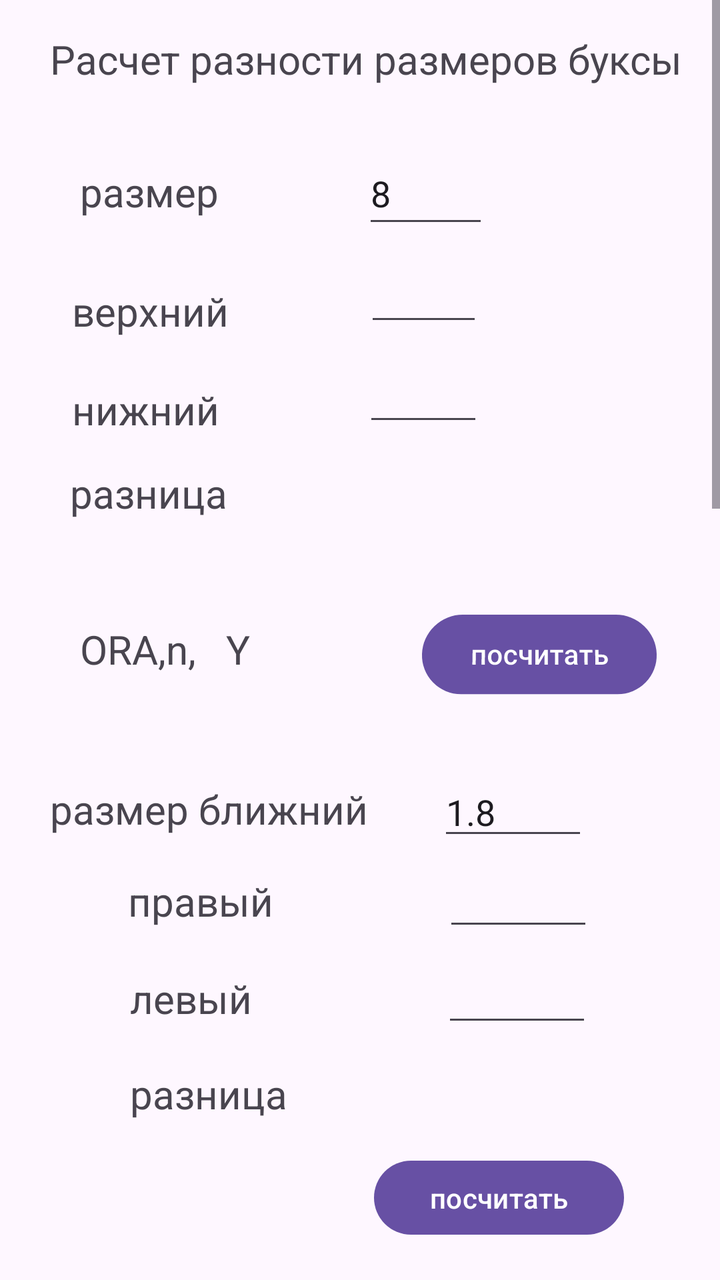
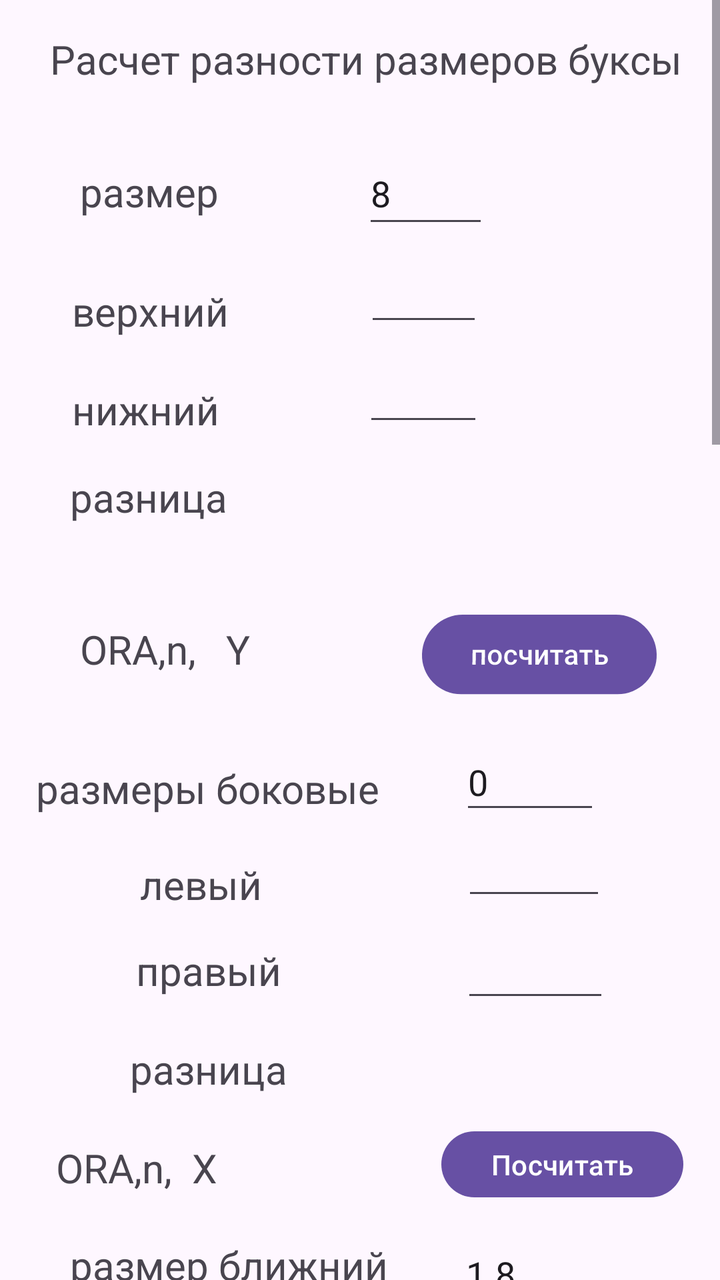

An Android layout rendered at two revisions. The XML below is the earlier revision; the diff shows what the commit changed to produce the second picture.
<!-- AndroidManifest.xml: application theme Theme.BUKSA -->
<!-- res/layout/activity_main.xml -->
<?xml version="1.0" encoding="utf-8"?>
<ScrollView xmlns:android="http://schemas.android.com/apk/res/android"
    xmlns:app="http://schemas.android.com/apk/res-auto"
    xmlns:tools="http://schemas.android.com/tools"
    android:id="@+id/main"
    android:layout_width="match_parent"
    android:layout_height="match_parent"
    tools:context=".MainActivity">


    <LinearLayout
        android:layout_width="match_parent"
        android:layout_height="match_parent"
        android:orientation="vertical"
        >


        <TextView
            android:id="@+id/textView"
            android:layout_width="350dp"
            android:layout_height="wrap_content"
            android:layout_marginTop="16dp"
            android:text="     Расчет разности размеров буксы"
            android:textSize="20sp"
            app:layout_constraintEnd_toEndOf="parent"
            app:layout_constraintHorizontal_bias="030"
            app:layout_constraintStart_toStartOf="parent"
            app:layout_constraintTop_toTopOf="parent" />

        <LinearLayout
            android:layout_width="match_parent"
            android:layout_height="match_parent"
            android:orientation="horizontal">

            <TextView
                android:id="@+id/textView2"
                android:layout_width="wrap_content"
                android:layout_height="wrap_content"
                android:layout_marginStart="40dp"
                android:layout_marginTop="28dp"
                android:text="размер"
                android:textSize="20sp"
                app:layout_constraintStart_toStartOf="parent"
                app:layout_constraintTop_toBottomOf="@+id/textView" />

            <EditText
                android:id="@+id/editTextNumberDecimal"
                android:layout_width="63dp"
                android:layout_height="48dp"
                android:layout_marginStart="72dp"
                android:layout_marginTop="28dp"
                android:ems="20"
                android:inputType="numberDecimal"
                android:text="8"
                app:layout_constraintStart_toEndOf="@+id/textView2"
                app:layout_constraintTop_toBottomOf="@+id/textView" />
        </LinearLayout>

        <LinearLayout
            android:layout_width="match_parent"
            android:layout_height="match_parent"
            android:orientation="horizontal">

            <TextView
                android:id="@+id/textView11"
                android:layout_width="wrap_content"
                android:layout_height="wrap_content"
                android:layout_marginStart="36dp"
                android:layout_marginTop="15dp"
                android:text="верхний"
                android:textSize="20sp"
                app:layout_constraintStart_toStartOf="parent"
                app:layout_constraintTop_toBottomOf="@+id/textView2" />

            <EditText
                android:id="@+id/editTextNumberDecimal4"
                android:layout_width="59dp"
                android:layout_height="41dp"
                android:layout_marginStart="68dp"
                android:layout_marginTop="8dp"
                android:ems="20"

                android:inputType="numberDecimal"
                app:layout_constraintStart_toEndOf="@+id/textView11"
                app:layout_constraintTop_toBottomOf="@+id/editTextNumberDecimal" />
        </LinearLayout>

        <LinearLayout
            android:layout_width="match_parent"
            android:layout_height="match_parent"
            android:orientation="horizontal">

            <TextView
                android:id="@+id/textView12"
                android:layout_width="wrap_content"
                android:layout_height="wrap_content"
                android:layout_marginStart="36dp"
                android:layout_marginTop="15dp"
                android:text="нижний"
                android:textSize="20sp"
                app:layout_constraintStart_toStartOf="parent"
                app:layout_constraintTop_toBottomOf="@+id/textView11" />

            <EditText
                android:id="@+id/editTextNumberDecimal5"
                android:layout_width="60dp"
                android:layout_height="42dp"
                android:layout_marginStart="72dp"
                android:layout_marginTop="8dp"
                android:ems="12"
                android:inputType="numberDecimal"

                app:layout_constraintStart_toEndOf="@+id/textView12"
                app:layout_constraintTop_toBottomOf="@+id/editTextNumberDecimal4" />
        </LinearLayout>

        <LinearLayout
            android:layout_width="match_parent"
            android:layout_height="match_parent"
            android:orientation="horizontal">

        <TextView
            android:id="@+id/textView21"

            android:layout_width="80dp"
            android:layout_height="35dp"
            android:layout_marginStart="35dp"
            android:layout_marginTop="15dp"
            android:text="разница"
            android:textSize="20sp" />

        <TextView
            android:id="@+id/textView20"

            android:layout_width="75dp"

            android:layout_height="match_parent"
            android:layout_marginStart="65dp"

            android:layout_marginTop="15dp"
            android:text="     "
            android:textSize="20sp" />

    </LinearLayout>

        <LinearLayout
            android:layout_width="match_parent"
            android:layout_height="match_parent"
            android:orientation="horizontal">


            <TextView
                android:id="@+id/textView3"
                android:layout_width="wrap_content"
                android:layout_height="wrap_content"
                android:layout_marginStart="40dp"
                android:layout_marginTop="35dp"
                android:text="ORA,n,   Y"
                android:textSize="20sp"
                app:layout_constraintStart_toStartOf="parent"
                app:layout_constraintTop_toBottomOf="@+id/textView2" />

            <TextView
                android:id="@+id/textView4"
                android:layout_width="50dp"
                android:layout_height="28dp"
                android:layout_marginStart="16dp"
                android:layout_marginTop="30dp"
                android:textSize="20sp"
                app:layout_constraintStart_toEndOf="@+id/textView3"
                app:layout_constraintTop_toBottomOf="@+id/textView2" />

            <Button
                android:id="@+id/button"
                android:layout_width="wrap_content"
                android:layout_height="wrap_content"
                android:layout_marginStart="20dp"
                android:layout_marginTop="35dp"
                android:rotationX="6"
                android:text="посчитать"
                app:layout_constraintStart_toEndOf="@+id/textView4"
                app:layout_constraintTop_toBottomOf="@+id/textView" />
        </LinearLayout>

        <LinearLayout
            android:layout_width="match_parent"
            android:layout_height="match_parent"
            android:orientation="horizontal">
            <TextView
                android:id="@+id/textView5"
                android:layout_width="wrap_content"
                android:layout_height="wrap_content"
                android:layout_marginStart="20dp"
                android:layout_marginTop="32dp"
                android:text=" размер ближний"
                android:textSize="20sp"
                app:layout_constraintStart_toStartOf="parent"
                app:layout_constraintTop_toBottomOf="@+id/textView3" />


            <EditText
                android:id="@+id/editTextNumberDecimal2"
                android:layout_width="75dp"
                android:layout_height="38dp"
                android:layout_marginStart="35dp"
                android:layout_marginTop="36dp"
                android:ems="10"
                android:inputType="numberDecimal"
                android:text="1.8"
                app:layout_constraintStart_toEndOf="@+id/textView5"
                app:layout_constraintTop_toBottomOf="@+id/textView4" />
        </LinearLayout>



        <LinearLayout
            android:layout_width="match_parent"
            android:layout_height="match_parent"
            android:orientation="horizontal">

            <TextView
                android:id="@+id/textView16"
                android:layout_width="wrap_content"
                android:layout_height="wrap_content"
                android:layout_marginStart="64dp"
                android:layout_marginTop="4dp"
                android:text="правый"
                android:textSize="20sp"
                app:layout_constraintStart_toStartOf="parent"
                app:layout_constraintTop_toBottomOf="@+id/textView9" />

            <EditText
                android:id="@+id/editTextNumberDecimal7"
                android:layout_width="75dp"
                android:layout_height="wrap_content"
                android:layout_marginStart="85dp"
                android:layout_marginTop="4dp"
                android:ems="10"
                android:inputType="numberDecimal"
                app:layout_constraintStart_toEndOf="@+id/textView13"
                app:layout_constraintTop_toBottomOf="@+id/editTextNumberDecimal6" />


        </LinearLayout>

        <LinearLayout
            android:layout_width="match_parent"
            android:layout_height="match_parent"
            android:orientation="horizontal">

            <TextView
                android:id="@+id/textView6"
                android:layout_width="wrap_content"
                android:layout_height="wrap_content"
                android:layout_marginStart="65dp"
                android:layout_marginTop="6dp"
                android:text="левый"
                android:textSize="20sp"
                app:layout_constraintStart_toStartOf="parent"
                app:layout_constraintTop_toBottomOf="@+id/textView5" />

            <EditText
                android:id="@+id/editTextNumberDecimal6"
                android:layout_width="75dp"
                android:layout_height="44dp"
                android:layout_marginStart="95dp"
                android:layout_marginTop="4dp"
                android:ems="10"
                android:inputType="numberDecimal"
                app:layout_constraintStart_toEndOf="@+id/textView6"
                app:layout_constraintTop_toBottomOf="@+id/editTextNumberDecimal2" />
        </LinearLayout>

        <LinearLayout
            android:layout_width="match_parent"
            android:layout_height="match_parent"
            android:orientation="horizontal">

            <TextView
                android:id="@+id/textView23"

                android:layout_width="90dp"
                android:layout_height="35dp"
                android:layout_marginStart="65dp"
                android:layout_marginTop="15dp"
                android:text="разница"
                android:textSize="20sp" />

        <TextView
            android:id="@+id/textView22"

            android:layout_width="75dp"

            android:layout_height="match_parent"
            android:layout_marginStart="65dp"

            android:layout_marginTop="15dp"
            android:text="     "
            android:textSize="20sp" />

    </LinearLayout>

        <LinearLayout
            android:layout_width="match_parent"
            android:layout_height="match_parent"
            android:orientation="horizontal">

            <TextView
                android:id="@+id/textView14"
                android:layout_width="wrap_content"
                android:layout_height="wrap_content"
                android:layout_marginStart="28dp"
                android:layout_marginTop="8dp"
                android:text="              "
                android:textSize="20sp"
                app:layout_constraintStart_toStartOf="parent"
                app:layout_constraintTop_toBottomOf="@+id/textView13" />

            <TextView
                android:id="@+id/textView15"
                android:layout_width="41dp"
                android:layout_height="27dp"
                android:layout_marginStart="12dp"
                android:layout_marginTop="8dp"
                android:text="            "
                android:textSize="20sp"
                app:layout_constraintStart_toEndOf="@+id/textView14"
                app:layout_constraintTop_toBottomOf="@+id/editTextNumberDecimal7" />

            <Button
                android:id="@+id/button2"
                android:layout_width="125dp"
                android:layout_height="45dp"
                android:layout_marginStart="36dp"
                android:layout_marginTop="8dp"
                android:text="посчитать"
                app:layout_constraintStart_toEndOf="@+id/textView15"
                app:layout_constraintTop_toBottomOf="@+id/editTextNumberDecimal7" />
        </LinearLayout>



        <LinearLayout
            android:layout_width="match_parent"
            android:layout_height="match_parent"
            android:orientation="horizontal">

            <TextView
                android:id="@+id/textView8"
                android:layout_width="wrap_content"
                android:layout_height="wrap_content"
                android:layout_marginStart="16dp"
                android:layout_marginTop="12dp"
                android:text="размер дальний"
                android:textSize="20sp"
                app:layout_constraintStart_toStartOf="parent"
                app:layout_constraintTop_toBottomOf="@+id/textView6" />

            <EditText
                android:id="@+id/editTextNumberDecimal3"
                android:layout_width="73dp"
                android:layout_height="45dp"
                android:layout_marginStart="45dp"
                android:layout_marginTop="16dp"
                android:ems="10"
                android:inputType="numberDecimal"
                android:text="1.8"
                app:layout_constraintStart_toEndOf="@+id/textView8"
                app:layout_constraintTop_toBottomOf="@+id/textView15" />
        </LinearLayout>






        <LinearLayout
            android:layout_width="match_parent"
            android:layout_height="match_parent"
            android:orientation="horizontal">

            <TextView
                android:id="@+id/textView13"
                android:layout_width="wrap_content"
                android:layout_height="wrap_content"
                android:layout_marginStart="70dp"
                android:layout_marginTop="8dp"
                android:text="правый"
                android:textSize="20sp"
                app:layout_constraintStart_toStartOf="parent"
                app:layout_constraintTop_toBottomOf="@+id/textView6" />

            <EditText
                android:id="@+id/editTextNumberDecimal9"
                android:layout_width="72dp"
                android:layout_height="43dp"
                android:layout_marginStart="70dp"
                android:layout_marginTop="0dp"
                android:ems="10"
                android:inputType="numberDecimal"
                app:layout_constraintStart_toEndOf="@+id/textView16"
                app:layout_constraintTop_toBottomOf="@+id/editTextNumberDecimal8" />



        </LinearLayout>

        <LinearLayout
            android:layout_width="match_parent"
            android:layout_height="match_parent"
            android:orientation="horizontal">

            <TextView
                android:id="@+id/textView9"
                android:layout_width="wrap_content"
                android:layout_height="wrap_content"
                android:layout_marginStart="68dp"
                android:layout_marginTop="8dp"
                android:text="левый"
                android:textSize="20sp"
                app:layout_constraintStart_toStartOf="parent"
                app:layout_constraintTop_toBottomOf="@+id/textView8" />

            <EditText
                android:id="@+id/editTextNumberDecimal8"
                android:layout_width="74dp"
                android:layout_height="43dp"
                android:layout_marginStart="85dp"
                android:layout_marginTop="8dp"
                android:ems="10"
                android:inputType="numberDecimal"
                app:layout_constraintStart_toEndOf="@+id/textView9"
                app:layout_constraintTop_toBottomOf="@+id/editTextNumberDecimal3" />
        </LinearLayout>

        <LinearLayout
            android:layout_width="match_parent"
            android:layout_height="match_parent"
            android:orientation="horizontal">

            <TextView
                android:id="@+id/textView25"

                android:layout_width="90dp"
                android:layout_height="35dp"
                android:layout_marginStart="65dp"
                android:layout_marginTop="15dp"
                android:text="разница"
                android:textSize="20sp" />

            <TextView
                android:id="@+id/textView24"

                android:layout_width="75dp"

                android:layout_height="match_parent"
                android:layout_marginStart="60dp"

                android:layout_marginTop="15dp"
                android:text="     "
                android:textSize="20sp" />

        </LinearLayout>









        <LinearLayout
            android:layout_width="match_parent"
            android:layout_height="match_parent"
            android:orientation="horizontal">


            <TextView
                android:id="@+id/textView17"
                android:layout_width="wrap_content"
                android:layout_height="wrap_content"
                android:layout_marginStart="28dp"
                android:layout_marginTop="8dp"
                android:text="                "
                android:textSize="20sp"
                app:layout_constraintStart_toStartOf="parent"
                app:layout_constraintTop_toBottomOf="@+id/textView16" />

            <TextView
                android:id="@+id/textView18"
                android:layout_width="47dp"
                android:layout_height="26dp"
                android:layout_marginStart="14dp"
                android:layout_marginTop="8dp"
                android:text="           "
                android:textSize="20sp"
                app:layout_constraintStart_toEndOf="@+id/textView17"
                app:layout_constraintTop_toBottomOf="@+id/editTextNumberDecimal9" />

            <Button
                android:id="@+id/button3"
                android:layout_width="121dp"
                android:layout_height="41dp"
                android:layout_marginStart="32dp"
                android:layout_marginTop="4dp"
                android:text="Посчитать"
                app:layout_constraintStart_toEndOf="@+id/textView18"
                app:layout_constraintTop_toBottomOf="@+id/editTextNumberDecimal9" />
        </LinearLayout>

        <Button
            android:id="@+id/button4"
            android:layout_width="wrap_content"
            android:layout_height="wrap_content"
            android:layout_marginStart="150dp"
            android:layout_marginTop="20dp"
            android:text="СБРОС"
            app:layout_constraintStart_toStartOf="parent"
            app:layout_constraintTop_toBottomOf="@+id/textView18" />


        <androidx.constraintlayout.widget.Guideline
            android:id="@+id/guideline2"
            android:layout_width="wrap_content"
            android:layout_height="wrap_content" />

        <androidx.constraintlayout.widget.Guideline android:layout_width="wrap_content"
            android:layout_height="wrap_content" />

        <androidx.constraintlayout.widget.Guideline android:layout_width="wrap_content"
            android:layout_height="wrap_content" />

        <TextView
            android:id="@+id/textView10"
            android:layout_width="match_parent"
            android:layout_height="652dp" />

        <TextView
            android:id="@+id/textView19"
            android:layout_width="match_parent"
            android:layout_height="wrap_content"
            android:text="С А В" />

    </LinearLayout>
</ScrollView>
<!-- resources referenced by this layout -->
<resources>
  <style name="Theme.BUKSA" parent="Base.Theme.BUKSA" />
  <style name="Base.Theme.BUKSA" parent="Theme.Material3.DayNight.NoActionBar">
          
          
      </style>
</resources>

<!-- the commit's change to res/layout/activity_main.xml (unified diff, before → after) -->
@@ -129,17 +129,17 @@
             android:text="разница"
             android:textSize="20sp" />
 
-        <TextView
-            android:id="@+id/textView20"
-
-            android:layout_width="75dp"
-
-            android:layout_height="match_parent"
-            android:layout_marginStart="65dp"
-
-            android:layout_marginTop="15dp"
-            android:text="     "
-            android:textSize="20sp" />
+            <TextView
+                android:id="@+id/textView20"
+
+                android:layout_width="75dp"
+
+                android:layout_height="match_parent"
+                android:layout_marginStart="65dp"
+
+                android:layout_marginTop="15dp"
+                android:text="     "
+                android:textSize="22sp" />
 
     </LinearLayout>
 
@@ -186,12 +186,169 @@
             android:layout_width="match_parent"
             android:layout_height="match_parent"
             android:orientation="horizontal">
+
+            <TextView
+                android:id="@+id/textView26"
+                android:layout_width="wrap_content"
+                android:layout_height="wrap_content"
+                android:layout_marginStart="18dp"
+                android:layout_marginTop="20dp"
+                android:text="размеры боковые"
+                android:textSize="20sp"
+                app:layout_constraintStart_toStartOf="parent"
+                app:layout_constraintTop_toBottomOf="@+id/textView6" />
+
+            <EditText
+                android:id="@+id/editTextNumberDecimal20"
+                android:layout_width="70dp"
+                android:layout_height="45dp"
+                android:layout_marginStart="40dp"
+                android:layout_marginTop="16dp"
+                android:ems="10"
+                android:inputType="numberDecimal"
+                android:text="0"
+                app:layout_constraintStart_toEndOf="@+id/textView8"
+                app:layout_constraintTop_toBottomOf="@+id/textView15" />
+        </LinearLayout>
+
+        <LinearLayout
+            android:layout_width="match_parent"
+            android:layout_height="match_parent"
+            android:orientation="horizontal">
+
+            <TextView
+                android:id="@+id/textView27"
+                android:layout_width="wrap_content"
+                android:layout_height="wrap_content"
+                android:layout_marginStart="70dp"
+                android:layout_marginTop="8dp"
+                android:text="левый"
+                android:textSize="20sp"
+                app:layout_constraintStart_toStartOf="parent"
+                app:layout_constraintTop_toBottomOf="@+id/textView6" />
+
+            <EditText
+                android:id="@+id/editTextNumberDecimal21"
+                android:layout_width="72dp"
+                android:layout_height="43dp"
+                android:layout_marginStart="100dp"
+                android:layout_marginTop="0dp"
+                android:ems="10"
+                android:inputType="numberDecimal"
+                app:layout_constraintStart_toEndOf="@+id/textView16"
+                app:layout_constraintTop_toBottomOf="@+id/editTextNumberDecimal8" />
+
+
+        </LinearLayout>
+
+        <LinearLayout
+            android:layout_width="match_parent"
+            android:layout_height="match_parent"
+            android:orientation="horizontal">
+
+            <TextView
+                android:id="@+id/textView28"
+                android:layout_width="wrap_content"
+                android:layout_height="wrap_content"
+                android:layout_marginStart="68dp"
+                android:layout_marginTop="8dp"
+                android:text="правый"
+                android:textSize="20sp"
+                app:layout_constraintStart_toStartOf="parent"
+                app:layout_constraintTop_toBottomOf="@+id/textView8" />
+
+            <EditText
+                android:id="@+id/editTextNumberDecimal22"
+                android:layout_width="74dp"
+                android:layout_height="43dp"
+                android:layout_marginStart="90dp"
+                android:layout_marginTop="8dp"
+                android:ems="10"
+                android:inputType="numberDecimal"
+                app:layout_constraintStart_toEndOf="@+id/textView9"
+                app:layout_constraintTop_toBottomOf="@+id/editTextNumberDecimal3" />
+        </LinearLayout>
+
+        <LinearLayout
+            android:layout_width="match_parent"
+            android:layout_height="match_parent"
+            android:orientation="horizontal">
+
+            <TextView
+                android:id="@+id/textView29"
+
+                android:layout_width="90dp"
+                android:layout_height="35dp"
+                android:layout_marginStart="65dp"
+                android:layout_marginTop="15dp"
+                android:text="разница"
+                android:textSize="20sp" />
+
+            <TextView
+                android:id="@+id/textView32"
+
+                android:layout_width="70dp"
+
+                android:layout_height="match_parent"
+                android:layout_marginStart="70dp"
+
+                android:layout_marginTop="21dp"
+                android:text="     "
+                android:textSize="20sp" />
+
+        </LinearLayout>
+
+        <LinearLayout
+            android:layout_width="match_parent"
+            android:layout_height="match_parent"
+            android:orientation="horizontal">
+
+
+            <TextView
+                android:id="@+id/textView30"
+                android:layout_width="wrap_content"
+                android:layout_height="wrap_content"
+                android:layout_marginStart="28dp"
+                android:layout_marginTop="8dp"
+                android:text="ORA,n,  X"
+                android:textSize="20sp"
+                app:layout_constraintStart_toStartOf="parent"
+                app:layout_constraintTop_toBottomOf="@+id/textView16" />
+
+            <TextView
+                android:id="@+id/textView31"
+                android:layout_width="60dp"
+                android:layout_height="match_parent"
+                android:layout_marginStart="20dp"
+                android:layout_marginTop="8dp"
+                android:text="           "
+                android:textSize="26sp"
+                app:layout_constraintStart_toEndOf="@+id/textView17"
+                app:layout_constraintTop_toBottomOf="@+id/editTextNumberDecimal9" />
+
+            <Button
+                android:id="@+id/button5"
+                android:layout_width="121dp"
+                android:layout_height="41dp"
+                android:layout_marginStart="32dp"
+                android:layout_marginTop="4dp"
+                android:text="Посчитать"
+                app:layout_constraintStart_toEndOf="@+id/textView18"
+                app:layout_constraintTop_toBottomOf="@+id/editTextNumberDecimal9" />
+        </LinearLayout>
+
+
+        <LinearLayout
+            android:layout_width="match_parent"
+            android:layout_height="match_parent"
+            android:orientation="horizontal">
+
             <TextView
                 android:id="@+id/textView5"
                 android:layout_width="wrap_content"
                 android:layout_height="wrap_content"
-                android:layout_marginStart="20dp"
-                android:layout_marginTop="32dp"
+                android:layout_marginStart="30dp"
+                android:layout_marginTop="10dp"
                 android:text=" размер ближний"
                 android:textSize="20sp"
                 app:layout_constraintStart_toStartOf="parent"
@@ -201,9 +358,9 @@
             <EditText
                 android:id="@+id/editTextNumberDecimal2"
                 android:layout_width="75dp"
-                android:layout_height="38dp"
+                android:layout_height="40dp"
                 android:layout_marginStart="35dp"
-                android:layout_marginTop="36dp"
+                android:layout_marginTop="15dp"
                 android:ems="10"
                 android:inputType="numberDecimal"
                 android:text="1.8"
@@ -233,7 +390,7 @@
                 android:id="@+id/editTextNumberDecimal7"
                 android:layout_width="75dp"
                 android:layout_height="wrap_content"
-                android:layout_marginStart="85dp"
+                android:layout_marginStart="95dp"
                 android:layout_marginTop="4dp"
                 android:ems="10"
                 android:inputType="numberDecimal"
@@ -263,7 +420,7 @@
                 android:id="@+id/editTextNumberDecimal6"
                 android:layout_width="75dp"
                 android:layout_height="44dp"
-                android:layout_marginStart="95dp"
+                android:layout_marginStart="105dp"
                 android:layout_marginTop="4dp"
                 android:ems="10"
                 android:inputType="numberDecimal"
@@ -286,17 +443,17 @@
                 android:text="разница"
                 android:textSize="20sp" />
 
-        <TextView
-            android:id="@+id/textView22"
-
-            android:layout_width="75dp"
-
-            android:layout_height="match_parent"
-            android:layout_marginStart="65dp"
-
-            android:layout_marginTop="15dp"
-            android:text="     "
-            android:textSize="20sp" />
+            <TextView
+                android:id="@+id/textView22"
+
+                android:layout_width="75dp"
+
+                android:layout_height="match_parent"
+                android:layout_marginStart="75dp"
+
+                android:layout_marginTop="15dp"
+                android:text="     "
+                android:textSize="20sp" />
 
     </LinearLayout>
 
